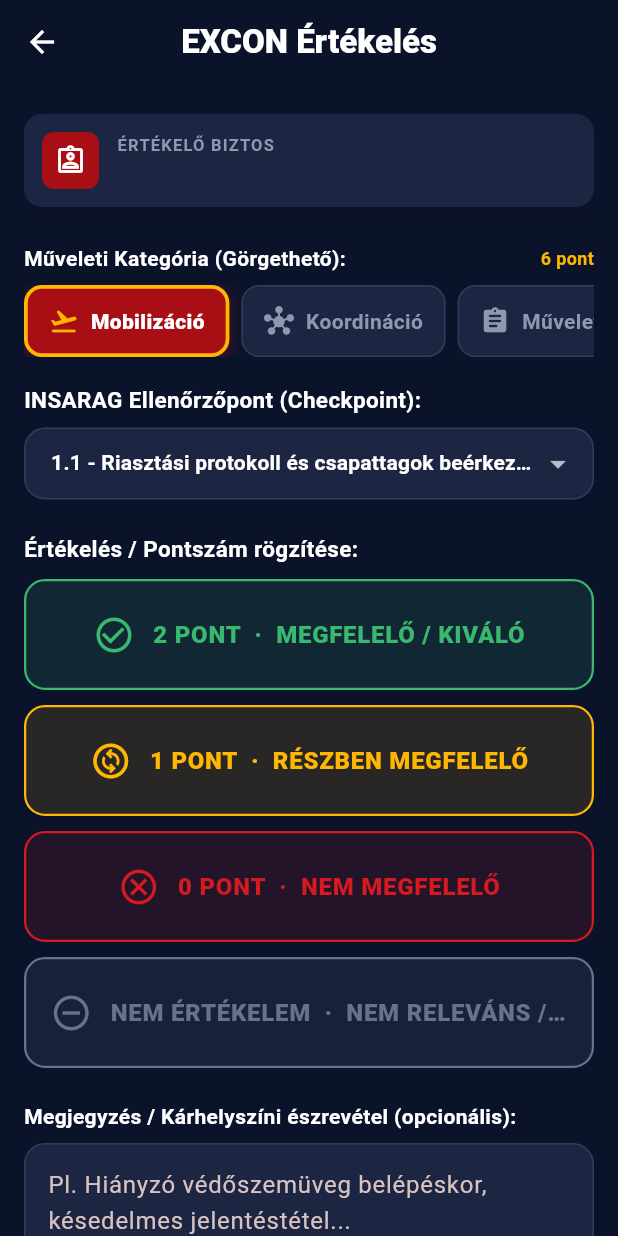
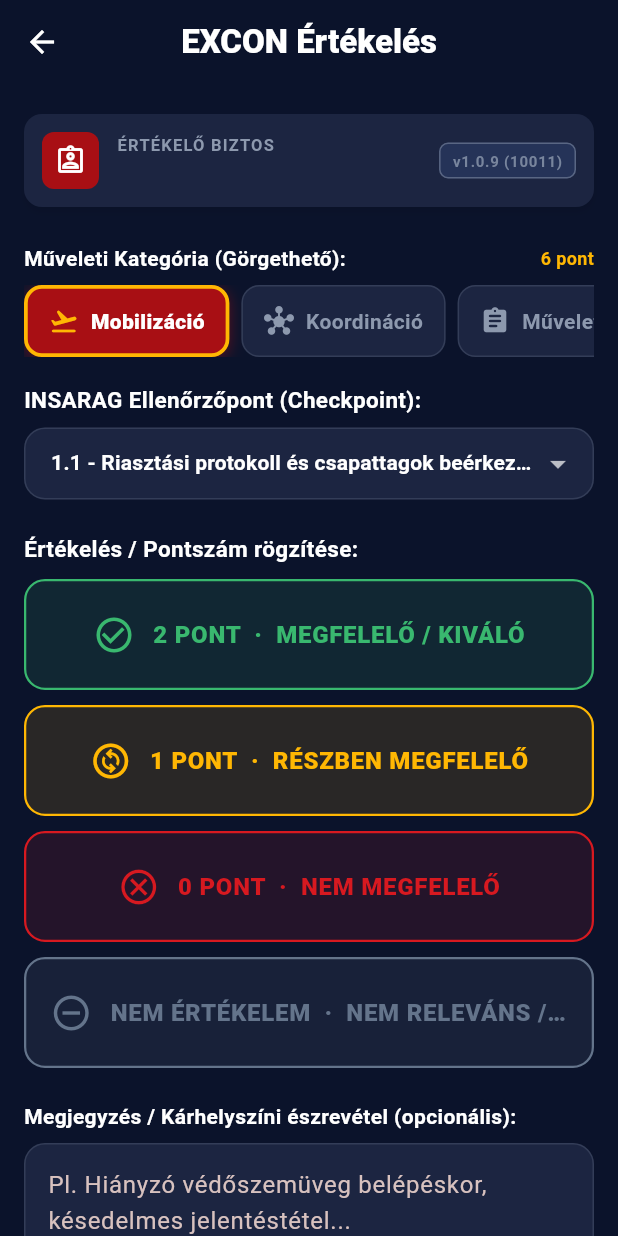
Before and after one commit to centurio84-ui/hunor-app, a Flutter app: the ExconScreen screen opened by its route, on a phone screen of 412 x 824 dp. Run offline on Flutter 3.47's test engine with Material 3 defaults, Android fonts, the phone set to English and light mode, and no system bars; our stand-ins replace fl_chart, flutter_secure_storage, permission_handler, shared_preferences, supabase_flutter; missing offline and left inert: app_badge_plus; accounts and stored records are empty; network calls fail.

Commit message:
feat: display version number (v1.0.9+10011) in small text across login, excon, and profile screens

```diff
--- a/lib/config.dart
+++ b/lib/config.dart
@@ -1,3 +1,9 @@
+class AppConfig {
+  static const String version = '1.0.9';
+  static const String buildNumber = '10011';
+  static const String displayVersion = 'v$version ($buildNumber)';
+}
+
 class SupabaseConfig {
   static const url = String.fromEnvironment(
     'SUPABASE_URL',
--- a/lib/views/excon_screen.dart
+++ b/lib/views/excon_screen.dart
@@ -1,5 +1,6 @@
 import 'package:flutter/material.dart';
 import 'package:provider/provider.dart';
+import '../config.dart';
 import '../models/excon_evaluation.dart';
 import '../services/app_store.dart';
 import '../services/excon_repository.dart';
@@ -318,6 +319,23 @@ class _ExconScreenState extends State<ExconScreen> {
                           ],
                         ),
                       ),
+                      Container(
+                        padding: const EdgeInsets.symmetric(horizontal: 8, vertical: 4),
+                        decoration: BoxDecoration(
+                          color: HunorColors.surface2,
+                          borderRadius: BorderRadius.circular(6),
+                          border: Border.all(color: HunorColors.border.withOpacity(0.5)),
+                        ),
+                        child: Text(
+                          AppConfig.displayVersion,
+                          style: TextStyle(
+                            color: HunorColors.muted.withOpacity(0.8),
+                            fontSize: 10,
+                            letterSpacing: 0.5,
+                            fontWeight: FontWeight.w600,
+                          ),
+                        ),
+                      ),
                     ],
                   ),
                 ),
@@ -459,6 +477,20 @@ class _ExconScreenState extends State<ExconScreen> {
                   ),
                 ),
               ),
+
+              const SizedBox(height: 24),
+
+              Center(
+                child: Text(
+                  'MADtech Rescue Platform · ${AppConfig.displayVersion}',
+                  style: TextStyle(
+                    color: HunorColors.muted.withOpacity(0.55),
+                    fontSize: 11,
+                    letterSpacing: 0.5,
+                  ),
+                ),
+              ),
+              const SizedBox(height: 12),
             ],
           ),
         ),
```
Also changed, not shown: lib/views/login_page.dart (+15 -0 lines), lib/views/profile_page.dart (+13 -0 lines).
